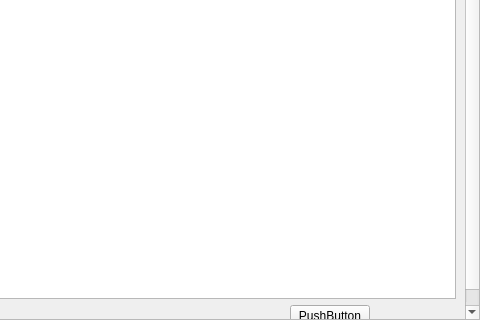
elagabalus01/Syllabus-Planner, file qt_view/tab_temario.ui: the form before one commit; both pictures show x 420 to 900 and y 183 to 503 of the 900 by 503 pixel window.
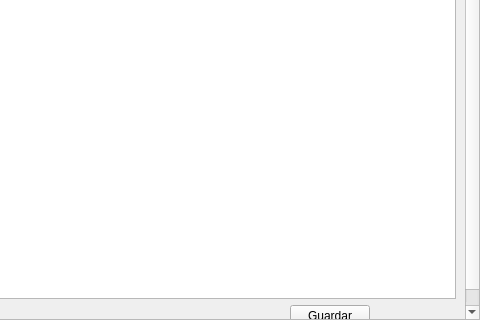
The form after the commit.

The edit to the form file:
```diff
--- a/qt_view/tab_temario.ui
+++ b/qt_view/tab_temario.ui
@@ -41,7 +41,7 @@
       <property name="geometry">
        <rect>
         <x>0</x>
-        <y>0</y>
+        <y>-65</y>
         <width>884</width>
         <height>566</height>
        </rect>
@@ -252,7 +252,7 @@
        <item row="8" column="9">
         <widget class="QPushButton" name="pushButton">
          <property name="text">
-          <string>PushButton</string>
+          <string>Guardar</string>
          </property>
         </widget>
        </item>
```
Left out of the diff: 2 changed lines with no effect on the pictures.
